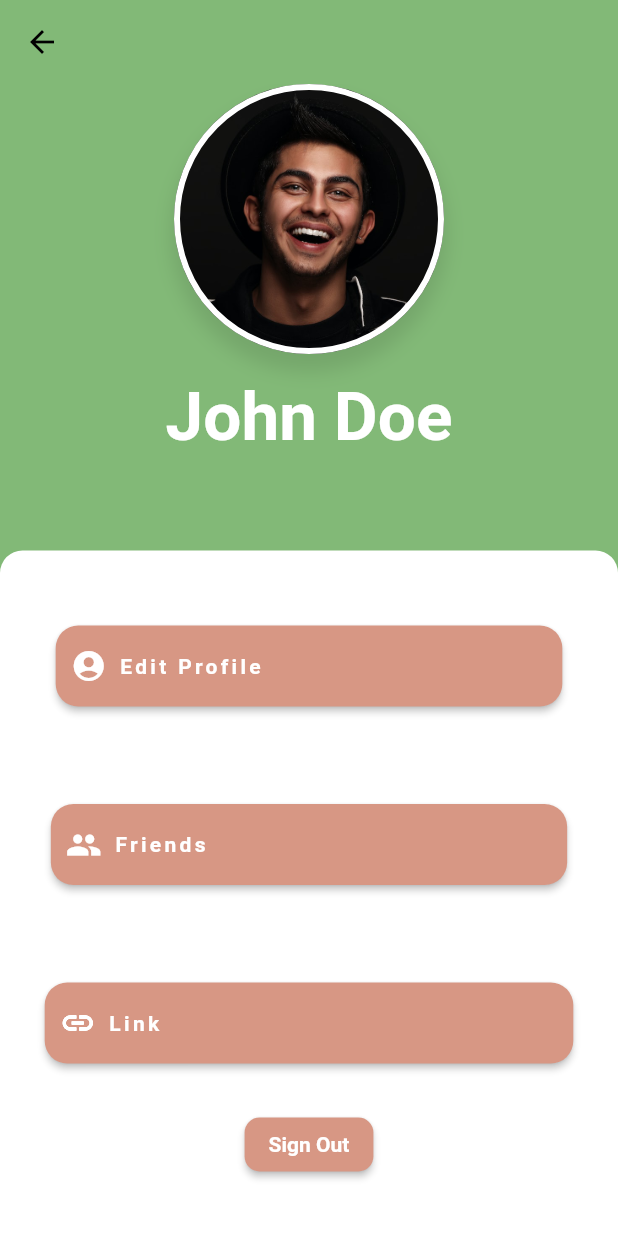
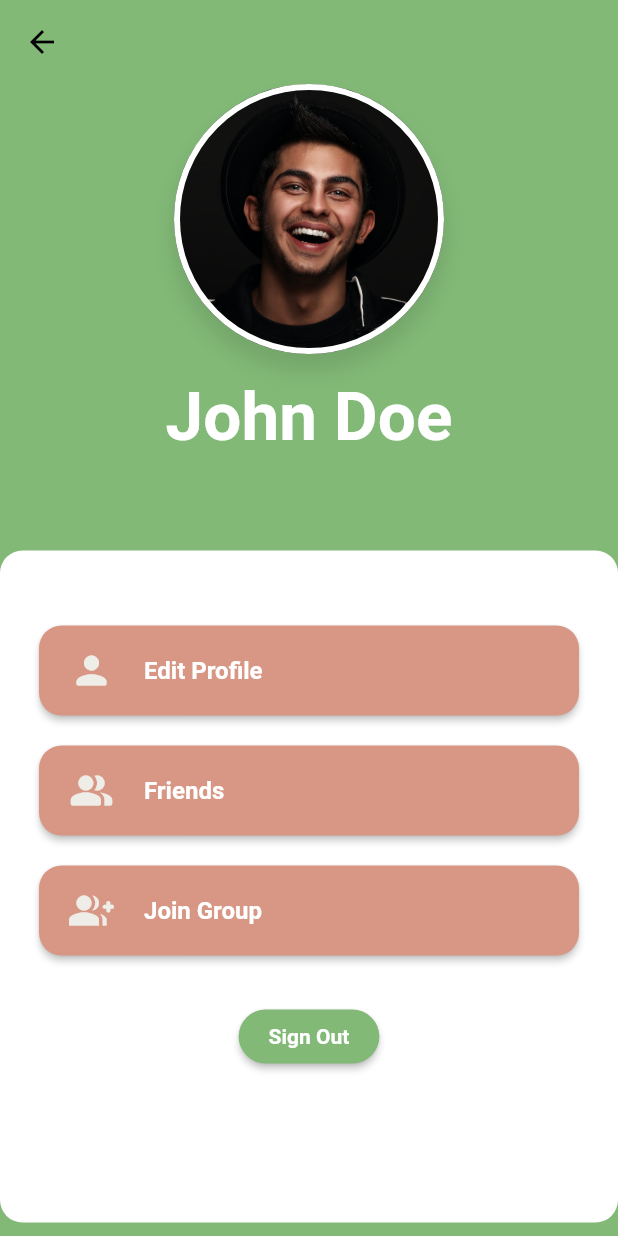
Before and after one commit to acm-projects/Catch-Up, a Flutter app: the ProfilePage screen opened directly, on a phone screen of 412 x 824 dp. Run offline on Flutter 3.47's test engine with Material 2 defaults, Android fonts, the phone set to English and light mode, and no system bars; our stand-ins replace animated_splash_screen, camera, cloud_firestore, firebase_auth, firebase_core, firebase_storage and 3 more; accounts and stored records are empty; Roboto replaces fonts that are missing (Cartis-Beautyful-serif, Poppins); project files that could hold a hidden picture were left out.

Commit message:
fixed buttons on profile page

```diff
--- a/lib/screens/main_profile.dart
+++ b/lib/screens/main_profile.dart
@@ -1,4 +1,7 @@
+// ignore_for_file: prefer_const_constructors
+
 import 'package:catch_up/screens/friends.dart';
+import 'package:catch_up/screens/join_add_group.dart';
 import 'package:catch_up/screens/join_group_page.dart';
 import 'package:catch_up/screens/login_options.dart';
 import 'package:catch_up/screens/profile.dart';
@@ -118,131 +121,145 @@ class ProfilePage extends StatelessWidget {
               child: Column(
                 crossAxisAlignment: CrossAxisAlignment.start,
                 children: [
-                  Align(
-                    alignment: Alignment.center,
-                    child: ElevatedButton.icon(
+                  //edit profile button
+                  Container(
+                    height: 60,
+                    padding: const EdgeInsets.symmetric(horizontal: 10.0),
+                    child: ElevatedButton(
+                      //make it go to group page
                       onPressed: () {
                         Navigator.of(context).push(
-                          MaterialPageRoute(
-                            builder: (BuildContext context) {
+                            MaterialPageRoute(builder: ((BuildContext context) {
                           return const EditProfilePage();
+                        })));
                       },
-                          ),
-                        );
-                      },
-                      icon: const Icon(
-                        Icons.account_circle,
-                        color: Colors.white,
-                      ),
                       style: ElevatedButton.styleFrom(
-                        backgroundColor: const Color.fromRGBO(215, 151, 132, 1),
-                        padding: const EdgeInsets.only(
-                            top: 15, bottom: 15, right: 200, left: 10),
+                          padding: EdgeInsets.only(right: 100, left: 20),
+                          backgroundColor: const Color(0xffD79784),
                           shape: RoundedRectangleBorder(
                             borderRadius: BorderRadius.circular(15),
+                          )),
+                      child: Row(
+                        // ignore: prefer_const_literals_to_create_immutables
+                        children: [
+                          Icon(
+                            Icons.person_rounded,
+                            color: Color(0xffEFEDE7),
+                            size: 30,
+                          ),
+                          SizedBox(width: 20),
+                          Text(
+                            'Edit Profile',
+                            style: TextStyle(
+                              color: Colors.white,
+                              fontWeight: FontWeight.bold,
+                              fontSize: 16,
+                              fontFamily: 'Poppins',
                             ),
                           ),
-                      label: const Text(
-                        "Edit Profile",
-                        style: TextStyle(
-                          fontSize: 14,
-                          fontFamily: 'Poppins',
-                          fontWeight: FontWeight.bold,
-                          letterSpacing: 2.2,
-                          color: Colors.white,
+                        ],
                       ),
                     ),
                   ),
-                  ),
-                  const SizedBox(
-                      height:
-                          65 // space between profile pic and first text field
-                      ),
-                  Align(
-                    alignment: Alignment.center,
-                    child: ElevatedButton.icon(
+
+                  SizedBox(height: 20),
+
+                  //Friends button
+                  Container(
+                    height: 60,
+                    padding: const EdgeInsets.symmetric(horizontal: 10.0),
+                    child: ElevatedButton(
+                      //make it go to group page
                       onPressed: () {
                         Navigator.of(context).push(
-                          MaterialPageRoute(
-                            builder: (BuildContext context) {
+                            MaterialPageRoute(builder: ((BuildContext context) {
                           return const FriendsPage();
+                        })));
                       },
-                          ),
-                        );
-                      },
-                      icon: const Icon(
-                        Icons.people,
-                        color: Colors.white,
-                      ),
                       style: ElevatedButton.styleFrom(
-                        backgroundColor: const Color.fromRGBO(215, 151, 132, 1),
-                        padding: const EdgeInsets.only(
-                            top: 15, bottom: 15, right: 240, left: 10),
+                          padding: EdgeInsets.only(right: 100, left: 20),
+                          backgroundColor: const Color(0xffD79784),
                           shape: RoundedRectangleBorder(
                             borderRadius: BorderRadius.circular(15),
+                          )),
+                      child: Row(
+                        // ignore: prefer_const_literals_to_create_immutables
+                        children: [
+                          Icon(
+                            Icons.people_alt_rounded,
+                            color: Color(0xffEFEDE7),
+                            size: 30,
+                          ),
+                          SizedBox(width: 20),
+                          Text(
+                            'Friends',
+                            style: TextStyle(
+                              color: Colors.white,
+                              fontWeight: FontWeight.bold,
+                              fontSize: 16,
+                              fontFamily: 'Poppins',
                             ),
                           ),
-                      label: const Text(
-                        "Friends",
-                        style: TextStyle(
-                          fontSize: 14,
-                          fontFamily: 'Poppins',
-                          fontWeight: FontWeight.bold,
-                          letterSpacing: 2.2,
-                          color: Colors.white,
+                        ],
                       ),
                     ),
                   ),
-                  ),
-                  const SizedBox(
-                      height:
-                          65 // space between profile pic and first text field
-                      ),
-                  Align(
-                    alignment: Alignment.center,
-                    child: ElevatedButton.icon(
+
+                  SizedBox(height: 20),
+
+                  //Join group button
+                  Container(
+                    height: 60,
+                    padding: const EdgeInsets.symmetric(horizontal: 10.0),
+                    child: ElevatedButton(
+                      //make it go to group page
                       onPressed: () {
                         Navigator.of(context).push(
-                          MaterialPageRoute(
-                            builder: (BuildContext context) {
-                              return const JoinGroupPage();
+                            MaterialPageRoute(builder: ((BuildContext context) {
+                          return const JoinAddGroup();
+                        })));
                       },
-                          ),
-                        );
-                      },
-                      icon: const Icon(
-                        Icons.link_sharp,
-                        color: Colors.white,
-                      ),
                       style: ElevatedButton.styleFrom(
-                        backgroundColor: const Color.fromRGBO(215, 151, 132, 1),
-                        padding: const EdgeInsets.only(
-                            top: 15, bottom: 15, right: 275, left: 10),
+                          padding: EdgeInsets.only(right: 100, left: 20),
+                          backgroundColor: const Color(0xffD79784),
                           shape: RoundedRectangleBorder(
                             borderRadius: BorderRadius.circular(15),
+                          )),
+                      child: Row(
+                        // ignore: prefer_const_literals_to_create_immutables
+                        children: [
+                          Icon(
+                            Icons.group_add_rounded,
+                            color: Color(0xffEFEDE7),
+                            size: 30,
+                          ),
+                          SizedBox(width: 20),
+                          Text(
+                            'Join Group',
+                            style: TextStyle(
+                              color: Colors.white,
+                              fontWeight: FontWeight.bold,
+                              fontSize: 16,
+                              fontFamily: 'Poppins',
                             ),
                           ),
-                      label: const Text(
-                        "Link",
-                        style: TextStyle(
-                          fontSize: 14,
-                          fontFamily: 'Poppins',
-                          fontWeight: FontWeight.bold,
-                          letterSpacing: 2.2,
-                          color: Colors.white,
+                        ],
                       ),
                     ),
                   ),
-                  ),
+
                   const SizedBox(height: 30),
+
                   Row(
                     mainAxisAlignment: MainAxisAlignment.center,
                     children: [
                       ElevatedButton(
                         onPressed: signOut,
                         style: ElevatedButton.styleFrom(
+                            padding: EdgeInsets.symmetric(horizontal: 20),
+                            backgroundColor: Color(0xff82B977),
                             shape: RoundedRectangleBorder(
-                                borderRadius: BorderRadius.circular(10))),
+                                borderRadius: BorderRadius.circular(22))),
                         child: const Text(
                           'Sign Out',
                           style: TextStyle(
```
Also changed, not shown: lib/loginOptions.dart (added), 1 other file. Lines whose indentation alone changed are shown as unchanged.
